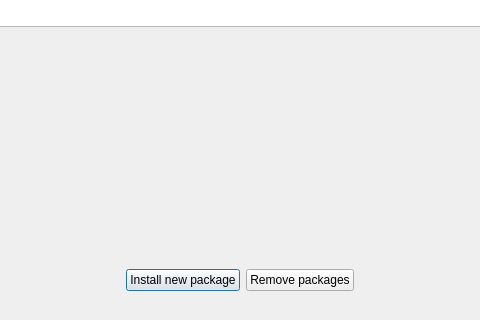
Before: the Qt Designer form src/ui/package_manager.ui in Mudlet/Mudlet, drawn with Qt 5; both pictures show x 89 to 569 and y 464 to 784 of the 658 by 784 pixel window.
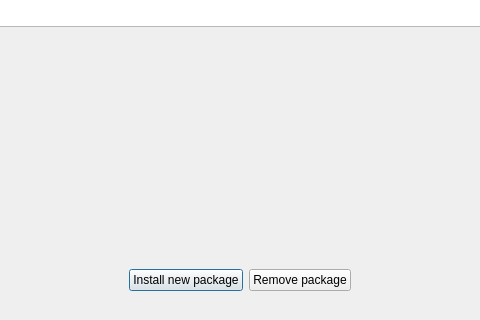
After: the same form once the commit is applied.

Commit message: Update default to singular

```diff
--- a/src/ui/package_manager.ui
+++ b/src/ui/package_manager.ui
@@ -213,7 +213,7 @@
             <enum>Qt::TabFocus</enum>
            </property>
            <property name="text">
-            <string>Remove packages</string>
+            <string>Remove package</string>
            </property>
           </widget>
          </item>
```
